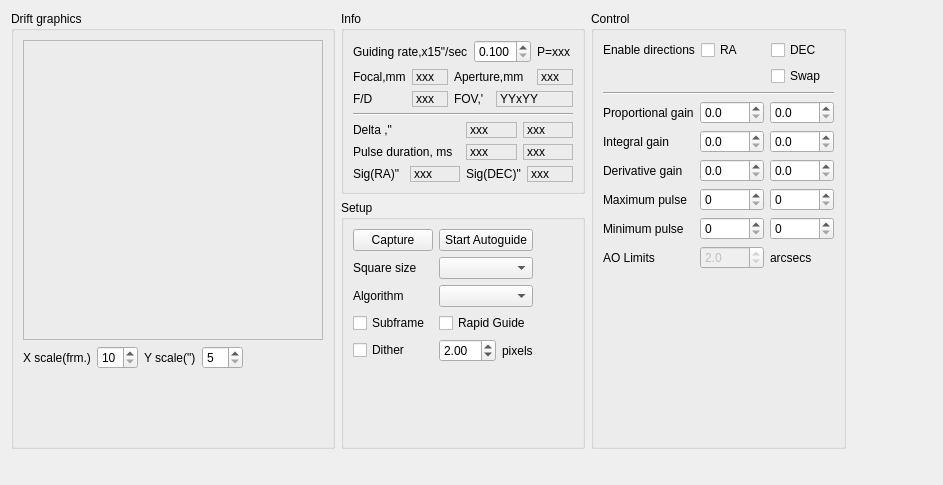
Qt form kstars/ekos/guide/guider.ui (KDE/kstars) before a commit.
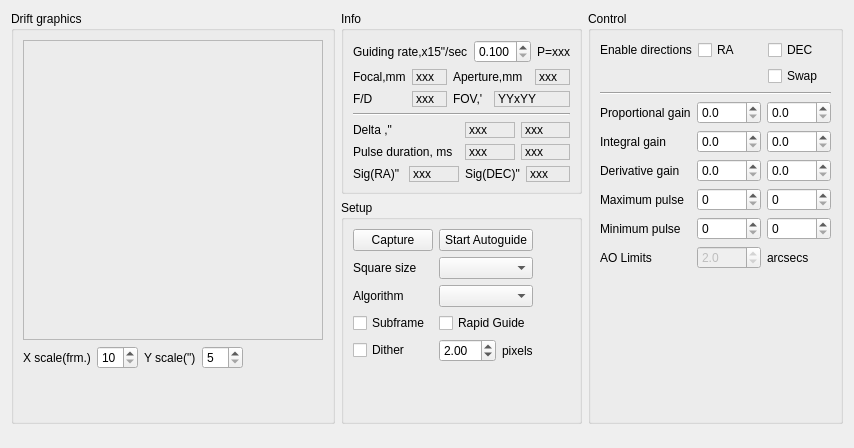
The same form after that commit.

Commit message: Attempt to make the Ekos UI more laptop friendly

```diff
--- a/kstars/ekos/guide/guider.ui
+++ b/kstars/ekos/guide/guider.ui
@@ -6,8 +6,8 @@
    <rect>
     <x>0</x>
     <y>0</y>
-    <width>943</width>
-    <height>485</height>
+    <width>827</width>
+    <height>448</height>
    </rect>
   </property>
   <property name="sizePolicy">
@@ -858,7 +858,7 @@
      <property name="sizeHint" stdset="0">
       <size>
        <width>20</width>
-       <height>13</height>
+       <height>1</height>
       </size>
      </property>
     </spacer>
```
The commit also changes 5 other files.
